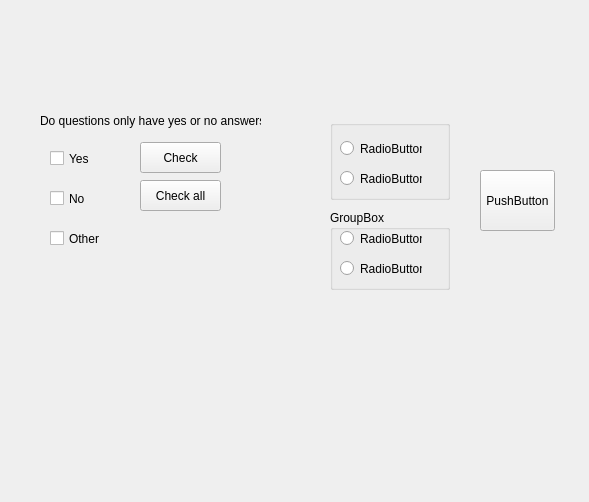
First picture: the form in ex7.ui, repository PiotrStrzelichowskii/pmp2025, before the edit.
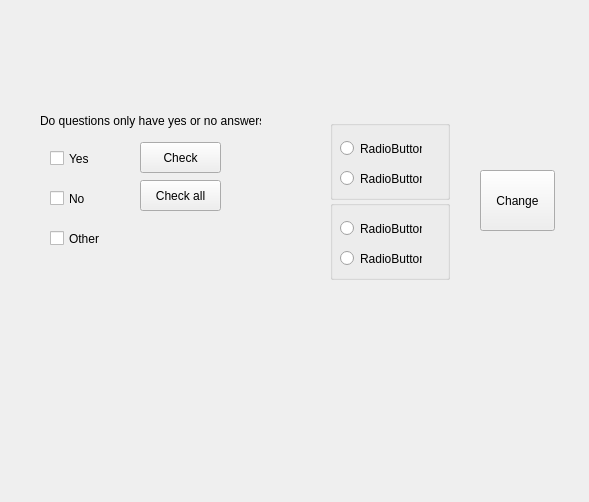
Second picture: the form after the edit.

Patch:
```diff
--- a/ex7.ui
+++ b/ex7.ui
@@ -134,13 +134,13 @@
    <property name="geometry">
     <rect>
      <x>330</x>
-     <y>210</y>
+     <y>200</y>
      <width>120</width>
      <height>80</height>
     </rect>
    </property>
    <property name="title">
-    <string>GroupBox</string>
+    <string/>
    </property>
    <widget class="QRadioButton" name="radioButton_3">
     <property name="geometry">
@@ -179,7 +179,7 @@
     </rect>
    </property>
    <property name="text">
-    <string>PushButton</string>
+    <string>Change</string>
    </property>
   </widget>
  </widget>
```
Left out of the diff: 14 changed lines with no effect on the pictures.
